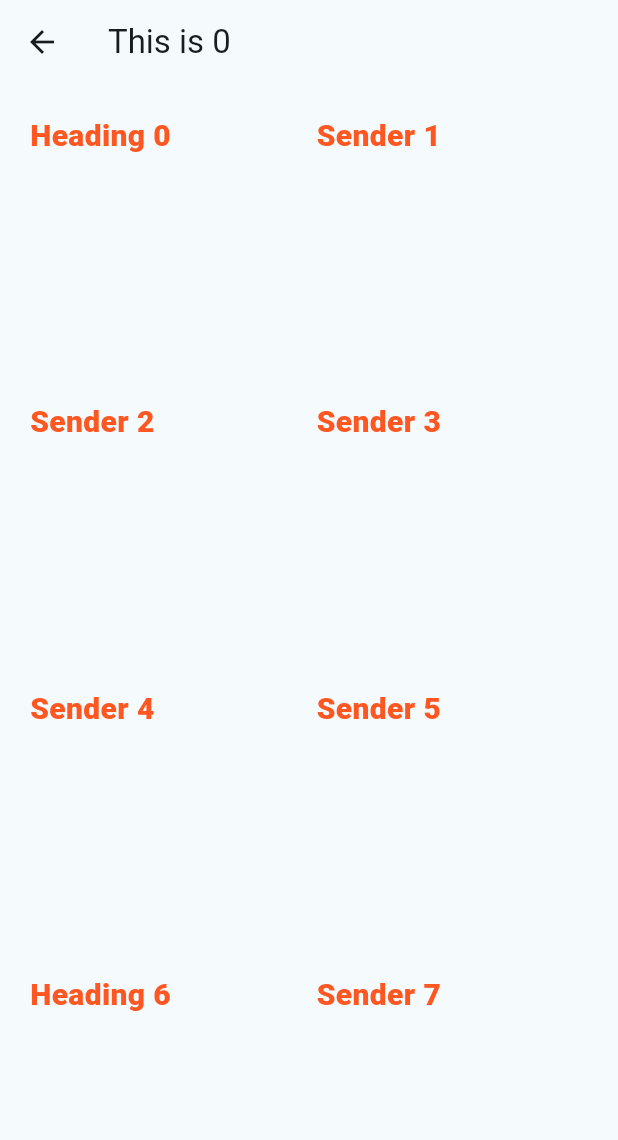
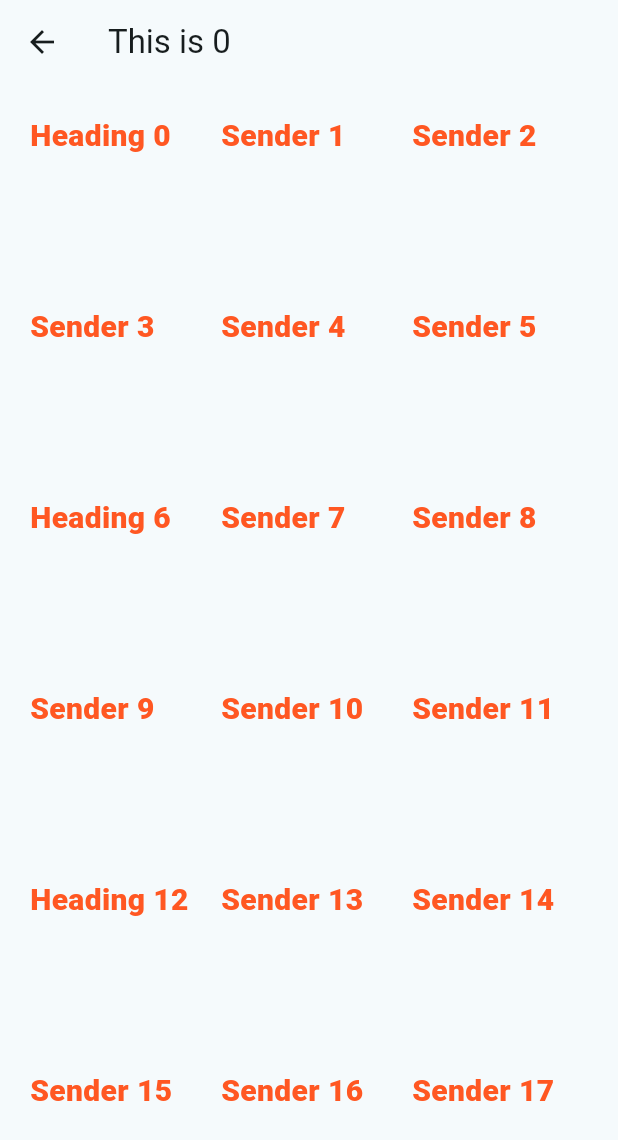
Before and after one commit to galogen777/Inspark_MeetingApp, a Flutter app: the screen it shows after launch, after a tap on an icon or button, on a phone screen of 412 x 824 dp. Shown: the top 1140 px of the screen. Run offline on Flutter 3.47's test engine with Material 3 defaults, Android fonts, the phone set to English and light mode, and no system bars; our stand-ins replace flutter_svg.

Commit message:
New page and structura of folders

```diff
--- /dev/null
+++ b/lib/features/service_list/view/service_list.dart
@@ -0,0 +1,57 @@
+
+import 'package:flutter/material.dart';
+
+
+class ServiceListScreen extends StatefulWidget{
+  const ServiceListScreen({super.key});
+
+  @override
+  State<ServiceListScreen> createState() => _ServiceListScreenState();
+}
+
+class _ServiceListScreenState extends State<ServiceListScreen> {
+  int serviceNumber=0;
+
+  @override
+  void didChangeDependencies() {
+
+    final args = ModalRoute.of(context)?.settings.arguments;
+    assert(args != null && args is int, 'Object must be provide Int');
+
+
+    serviceNumber = args as int ;
+    setState(() { });
+
+    super.didChangeDependencies();
+  }
+
+  @override
+  Widget build(BuildContext context){
+    final items = List<Widget>.generate(
+      60,
+          (i) => i % 6 == 0
+          ? Text('Heading $i')
+          : Text('Sender $i'),
+    );
+
+    return Scaffold(
+      appBar: AppBar(
+        title:  Text('This is $serviceNumber' ?? '....'),
+
+      ),
+
+      body: GridView.count(
+          primary: false,
+          shrinkWrap: true,
+          padding: const EdgeInsets.all(20),
+          crossAxisSpacing: 10,
+          mainAxisSpacing: 10,
+          crossAxisCount: 3,
+          physics: const ScrollPhysics(),
+          children: items.map((i) => i).toList()
+      ),
+
+
+    );
+  }
+}
--- /dev/null
+++ b/lib/features/service_list/view/view.dart
@@ -0,0 +1,2 @@
+export 'service_list.dart';
+export 'wrap_scroll_view_page.dart';
--- /dev/null
+++ b/lib/features/service_list/widgets/main_button_widget.dart
@@ -0,0 +1,28 @@
+import 'package:flutter/material.dart';
+import 'package:flutter/widgets.dart';
+
+class MainButtonsWidget extends StatelessWidget {
+  const MainButtonsWidget({
+    super.key,
+    required this.buttonItems,
+  });
+
+  final List<Widget> buttonItems;
+
+  @override
+  Widget build(BuildContext context) {
+    return  SingleChildScrollView(
+            physics: const ScrollPhysics(),
+            scrollDirection: Axis.vertical,
+
+            child:
+            Wrap(
+              runSpacing: 10,
+              spacing: 10,
+              children:
+              buttonItems.map((i) => i).toList(),
+            )
+        );
+
+  }
+}
--- /dev/null
+++ b/lib/features/service_list/widgets/service_find_row_widget.dart
@@ -0,0 +1,17 @@
+import 'package:flutter/material.dart';
+
+class ServiceFindRowWidget extends StatelessWidget {
+  const ServiceFindRowWidget({
+    super.key,
+  });
+
+  @override
+  Widget build(BuildContext context) {
+    return
+      Row(mainAxisAlignment: MainAxisAlignment.spaceBetween, children: [
+      IconButton(onPressed: () {}, icon: const Icon(Icons.arrow_back)),
+      IconButton(
+          onPressed: () {}, icon: const Icon(Icons.keyboard_option_key))
+          ]);
+  }
+}
--- /dev/null
+++ b/lib/features/service_list/widgets/service_tile.dart
@@ -0,0 +1,37 @@
+
+import 'package:flutter/material.dart';
+import 'package:flutter_svg/flutter_svg.dart';
+
+class ListTileWidget extends StatelessWidget {
+  const ListTileWidget({
+    super.key,
+    required this.itemNumber,
+  });
+
+  final int itemNumber;
+
+  @override
+  Widget build(BuildContext context) {
+    return ListTile(
+
+      leading: SvgPicture.asset(
+        'assets/icon2.svg',
+        height: 35,
+        width: 35,
+      ),
+      trailing: const Icon(Icons.arrow_forward_ios),
+      title: Text(
+        'item $itemNumber',
+        style: Theme.of(context).textTheme.bodyMedium,
+      ),
+      subtitle: Text(
+        'price',
+        style: Theme.of(context).textTheme.displaySmall,
+      ),
+      onTap: () {
+        Navigator.of(context)
+            .pushNamed("/service", arguments: itemNumber);
+      },
+    );
+  }
+}
--- /dev/null
+++ b/lib/features/service_list/widgets/widgets.dart
@@ -0,0 +1,3 @@
+export 'service_tile.dart';
+export 'service_find_row_widget.dart';
+export 'main_button_widget.dart';
--- a/lib/main.dart
+++ b/lib/main.dart
@@ -1,9 +1,9 @@
-import 'dart:ffi';
+import 'package:flutter/material.dart';
+import 'features/service_list/widgets/widgets.dart';
+import 'features/service_list/view/view.dart';
+import 'router/router.dart';
 
-import 'package:flutter/cupertino.dart';
-import 'package:flutter/material.dart';
-import 'package:flutter/widgets.dart';
-import 'package:flutter_svg/flutter_svg.dart';
+import 'theme/theme.dart';
 
 void main() {
   runApp(const MeetingRoomMananger());
@@ -16,55 +16,9 @@ class MeetingRoomMananger extends StatelessWidget {
   @override
   Widget build(BuildContext context) {
     return MaterialApp(
-
-      // home: Scaffold(
-      //   body: SafeArea(
-      //     child: Padding(
-      //       padding: const EdgeInsets.all(8.0),
-      //       child: Column(
-      //         children: [
-      //           Row(
-      //             mainAxisAlignment: MainAxisAlignment.spaceBetween,
-      //             children: [
-      //             IconButton(onPressed: (){},
-      //                 icon: const Icon(Icons.arrow_back)
-      //             ),
-      //             IconButton(onPressed: (){},
-      //                 icon: const Icon(Icons.keyboard_option_key)
-      //             )
-      //           ]),
-      //           const Text('data'),
-      //
-      //           ],
-      //
-      //       ),
-      //     ),
-      //   ),
-      //
-      // ),
       title: 'TEST',
-      theme: ThemeData(
-        dividerColor: Colors.amber,
-        colorScheme: ColorScheme.fromSeed( seedColor: Colors.cyan,background: const Color.fromARGB(255, 255, 255, 240)),
-        useMaterial3: true,
-        textTheme:const  TextTheme(
-          bodyMedium: TextStyle(
-            color: Colors.deepOrange,
-            fontSize: 20,
-            fontWeight: FontWeight.w900,
-          ),
-          displaySmall: TextStyle(
-            color: Colors.grey,
-            fontSize: 15,
-            fontWeight: FontWeight.w300,
-          )
-
-        )
-      ),
-      routes: {
-        '/':(context)=> const MainPageListScreen(title: 'Мое первое приложение'),
-        '/service': (context)=> const ServiceScreen()
-      },
+      theme: themeMain,
+      routes: routes,
 
       //home: const MainPageListScreen(title: 'Мое первое приложение'),
     );
@@ -75,8 +29,6 @@ class MainPageListScreen extends StatefulWidget {
   const MainPageListScreen({super.key, required this.title});
 
   final String title;
-
-
 
   @override
   State<MainPageListScreen> createState() => _MainPageListScreenState();
@@ -90,6 +42,7 @@ class _MainPageListScreenState extends State<MainPageListScreen> {
       _counter++;
     });
   }
+
   void _decrementCounter() {
     setState(() {
       _counter--;
@@ -104,149 +57,55 @@ class _MainPageListScreenState extends State<MainPageListScreen> {
     // The Flutter framework has been optimized to make rerunning build methods
     // fast, so that you can just rebuild anything that needs updating rather
     // than having to individually change instances of widgets.
-    final double tileHeight =120;
-    final double tileWidth =100;
-    List <int> exampleList =  [1,2,3,4];
+    const double tileHeight = 120;
+    const double tileWidth = 100;
+    final buttonItems = List<Widget>.generate(
+      12,
+          (i) =>
+              InkWell(
+                  onTap: () => {
+                  Navigator.of(context)
+                      .pushNamed("/test")
+                  },//_showToast(context), // Handle your callback
+                  child: Ink(
+
+                    height: tileHeight,
+                    width: tileWidth,
+                    decoration: BoxDecoration(
+                      color: Colors.green,
+                      borderRadius: BorderRadius.circular(10),
+                    ),
+                    child: Text('Item $i'),
+                  )),
+
+    );
     return Scaffold(
         // appBar: AppBar(
         //   backgroundColor: Theme.of(context).colorScheme.inversePrimary,
         //   title: Text(widget.title),
         // ),
 
-      body:SafeArea(
-        child:
-      Padding(
+        body: SafeArea(
+
+      child: Padding(
         padding: const EdgeInsets.all(8.0),
         child: Column(
           children: <Widget>[
-        Row(
-            mainAxisAlignment: MainAxisAlignment.spaceBetween,
-            children: [
-            IconButton(onPressed: (){},
-                icon: const Icon(Icons.arrow_back)
-            ),
-            IconButton(onPressed: (){},
-                icon: const Icon(Icons.keyboard_option_key)
-            )
-          ]),
-            Flexible( //Expanded form whore screen
-            child:
-            ListView.separated(
-              shrinkWrap: true,
-                itemCount: 4,
-                separatorBuilder: (context,i)=>const Divider(
-                  thickness: 3,
-                  color: Colors.amber,
-                ),
-                itemBuilder: (context,i)
-                {
-                  final int itemNumber = i;
-                  return ListTile(
-                  leading: SvgPicture.asset(
-                    'assets/icon2.svg',
-                    height: 35,
-                    width:  35,
-                  ),
-                  trailing:const Icon(Icons.arrow_forward_ios),
-                  title: Text(
-                    'item $i',
-                    style: Theme.of(context).textTheme.bodyMedium,
-                  ),
-                  subtitle: Text(
-                      'price',
-                      style: Theme.of(context).textTheme.displaySmall,
-                  ),
-                  onTap: (){
-                    Navigator.of(context).pushNamed("/service",arguments: itemNumber);
-                  },
-                );
-                }
-            ),
-            ),
-
-            Wrap(
-
-              runSpacing: 15,
-              spacing: 15,
-
-              children: [
-
-                InkWell(
-                    onTap: () => _showToast(context), // Handle your callback
-                    child: Ink(
-                      height: tileHeight,
-                      width: tileWidth,
-                      decoration: BoxDecoration(
-                          color: Colors.green,
-                          borderRadius: BorderRadius.circular(10),
-
-                      ),
-                    )
-                ),
-                InkWell(
-                  onTap: () => _showToast(context), // Handle your callback
-                  child: Ink(
-                  height: tileHeight,
-                  width: tileWidth,
-                  decoration: BoxDecoration(
-                    color: Colors.green,
-                    borderRadius: BorderRadius.circular(10),
-                    boxShadow: [
-                      BoxShadow(
-                        color: Colors.grey.withOpacity(0.5),
-                        spreadRadius: 5,
-                        blurRadius: 7,
-                        offset: const Offset(0, 3), // changes position of shadow
-                      ),
-                    ],
-                  ),
+            const ServiceFindRowWidget(),
+            const MeetingsListWidget(),
+            Expanded(child: MainButtonsWidget(buttonItems: buttonItems),
 
             )
-                ),
-                InkWell(
-                    onTap: () => _showToast(context), // Handle your callback
-                    child: Ink(
-                      height: tileHeight,
-                      width: tileWidth,
-                      decoration: BoxDecoration(
-                          color: Colors.green,
-                          borderRadius: BorderRadius.circular(10)
-                      ),
-                    )
-                ),
-                InkWell(
-                    onTap: () => _showToast(context), // Handle your callback
-                    child: Ink(
-                      height: tileHeight,
-                      width: tileWidth,
-                      decoration: BoxDecoration(
-                          color: Colors.green,
-                          borderRadius: BorderRadius.circular(10)
-                      ),
-                    )
-                ),
-                InkWell(
-                    onTap: () => _showToast(context), // Handle your callback
-                    child: Ink(
-                      height: tileHeight,
-                      width: tileWidth,
-                      decoration: BoxDecoration(
-                          color: Colors.green,
-                          borderRadius: BorderRadius.circular(10)
-                      ),
-                    )
-                ),
+
+
 
           ],
 
-            )
-          ],
         ),
-      ),
-      )
 
 
-    );
+      ),
+    ));
   }
 
   void _showToast(BuildContext context) {
@@ -254,62 +113,38 @@ class _MainPageListScreenState extends State<MainPageListScreen> {
     scaffold.showSnackBar(
       SnackBar(
         content: const Text('Added to favorite'),
-        action: SnackBarAction(label: 'UNDO', onPressed: scaffold.hideCurrentSnackBar),
+        action: SnackBarAction(
+            label: 'UNDO', onPressed: scaffold.hideCurrentSnackBar),
       ),
     );
   }
 }
 
-
-class ServiceScreen extends StatefulWidget{
-  const ServiceScreen({super.key});
+class MeetingsListWidget extends StatelessWidget {
+  const MeetingsListWidget({
+    super.key,
+  });
 
   @override
-  State<ServiceScreen> createState() => _ServiceScreenState();
-}
+  Widget build(BuildContext context) {
+    return Row(
+      children: [
+        Flexible(
 
-class _ServiceScreenState extends State<ServiceScreen> {
-  int serviceNumber=0;
+          //Expanded form whore screen
+          child: ListView.separated(
+              shrinkWrap: true,
+              itemCount: 4,
 
-  @override
-  void didChangeDependencies() {
-
-    final args = ModalRoute.of(context)?.settings.arguments;
-    assert(args != null && args is int, 'Object must be provide Int');
-
-
-    serviceNumber = args as int ;
-    setState(() { });
-
-    super.didChangeDependencies();
-  }
-
-@override
-Widget build(BuildContext context){
-  final items = List<Widget>.generate(
-    1000,
-        (i) => i % 6 == 0
-        ? Text('Heading $i')
-        : Text('Sender $i'),
-  );
-
-    return Scaffold(
-      appBar: AppBar(
-        title:  Text('This is $serviceNumber' ?? '....'),
-
+              separatorBuilder: (context, i) => const Divider(
+                    thickness: 3,
+                    color: Colors.amber,
                   ),
-
-      body: GridView.count(
-        primary: false,
-        padding: const EdgeInsets.all(20),
-        crossAxisSpacing: 10,
-        mainAxisSpacing: 10,
-        crossAxisCount: 2,
-        physics: const ScrollPhysics(),
-        children: items.map((i) => i).toList()
+              itemBuilder: (context, i) {
+                return ListTileWidget(itemNumber: i);
+              }),
         ),
-
-
+      ],
     );
   }
 }
--- /dev/null
+++ b/lib/router/router.dart
@@ -0,0 +1,10 @@
+import '../features/service_list/view/view.dart';
+import '../main.dart';
+
+final routes = {
+  '/': (context) =>
+  const MainPageListScreen(title: 'Мое первое приложение'),
+  '/service': (context) => const ServiceListScreen(),
+  '/test': (context) => const WrapScrollViewPage(),
+
+};
--- /dev/null
+++ b/lib/theme/theme.dart
@@ -0,0 +1,19 @@
+import 'package:flutter/material.dart';
+
+final themeMain = ThemeData(
+    dividerColor: Colors.amber,
+    colorScheme: ColorScheme.fromSeed(
+        seedColor: Colors.cyan,
+        background: const Color.fromARGB(255, 255, 255, 240)),
+    useMaterial3: true,
+    textTheme: const TextTheme(
+        bodyMedium: TextStyle(
+          color: Colors.deepOrange,
+          fontSize: 20,
+          fontWeight: FontWeight.w900,
+        ),
+        displaySmall: TextStyle(
+          color: Colors.grey,
+          fontSize: 15,
+          fontWeight: FontWeight.w300,
+        )));
--- a/pubspec.yaml
+++ b/pubspec.yaml
@@ -36,6 +36,7 @@ dependencies:
   # Use with the CupertinoIcons class for iOS style icons.
   cupertino_icons: ^1.0.6
   flutter_svg: ^2.0.10+1
+
 
 dev_dependencies:
   flutter_test:
```
Also changed, not shown: lib/features/service_list/view/wrap_scroll_view_page.dart (added, +101 -0 lines), assets/icon2.svg (added). Lines whose indentation alone changed are shown as unchanged.
